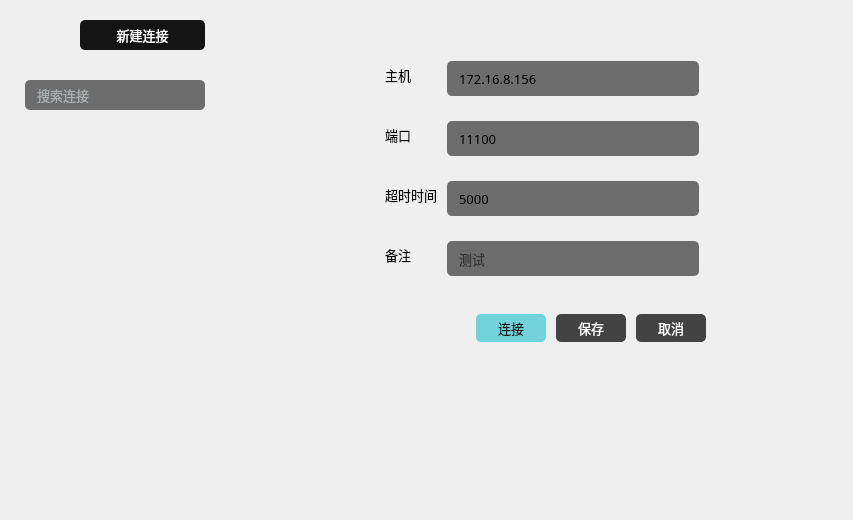
Old version of the form module_zookeeper/zookeepermanagewidget.ui in the repository HuaGouFdog/Fdog-Kit.
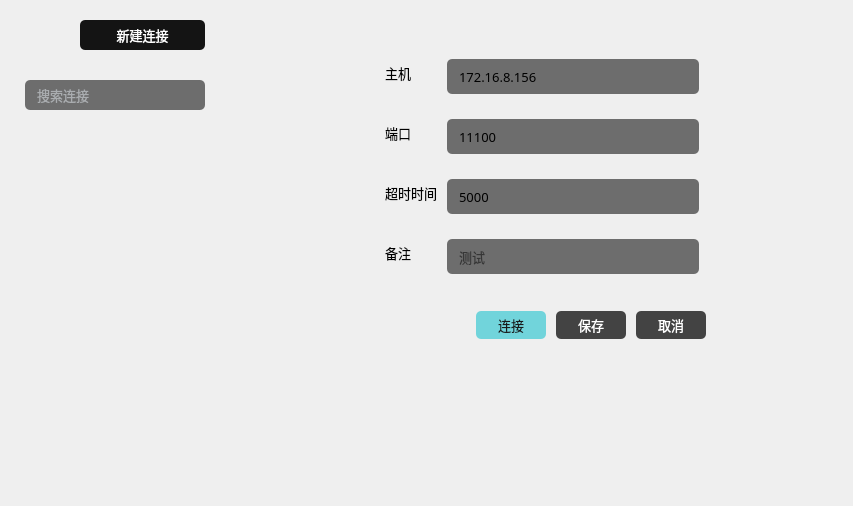
New version of the form. The open tabs and pages were chosen to show the change. Icons and pictures are not drawn.

Diff of the .ui file:
```diff
--- a/module_zookeeper/zookeepermanagewidget.ui
+++ b/module_zookeeper/zookeepermanagewidget.ui
@@ -7,7 +7,7 @@
     <x>0</x>
     <y>0</y>
     <width>853</width>
-    <height>520</height>
+    <height>506</height>
    </rect>
   </property>
   <property name="windowTitle">
@@ -319,7 +319,7 @@
               <x>0</x>
               <y>0</y>
               <width>180</width>
-              <height>400</height>
+              <height>386</height>
              </rect>
             </property>
             <property name="styleSheet">
```
Left out of the diff: 6 changed lines with no effect on the pictures.
